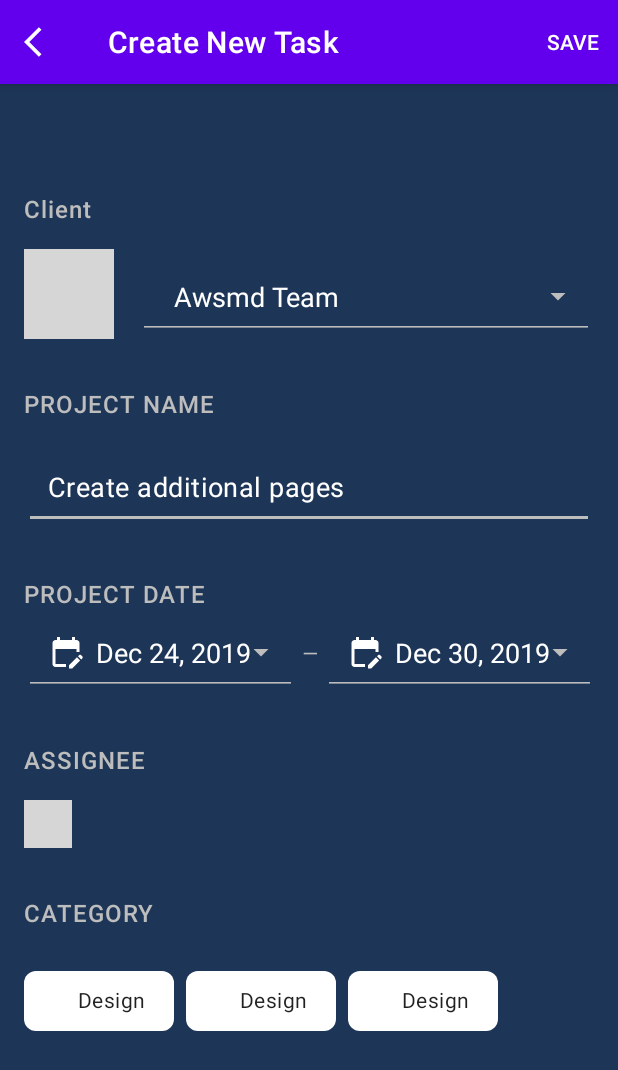
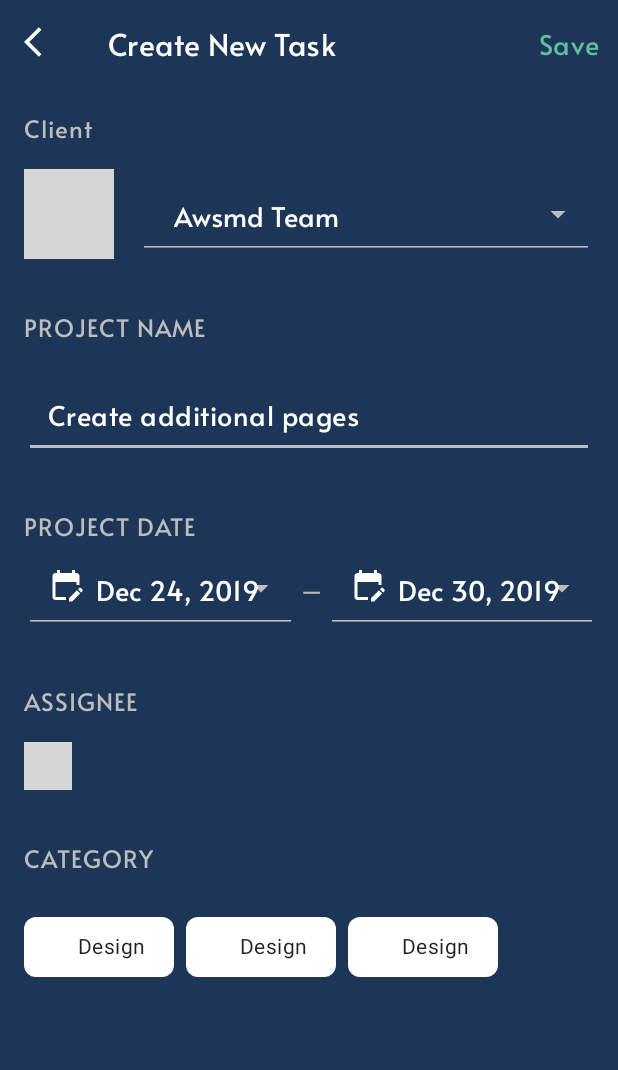
Before and after one commit to yan-naing-phyo/padc-android-custom-view-assignment, an Android app: the CreateTaskActivity screen opened directly, with no data from a screen before it, on a phone screen of 412 x 824 dp. Shown: the top 1070 px of the screen. Run offline under Robolectric (Android 15) with nearby library versions, the phone set to English and light mode, and no system bars; our stand-ins replace CircleImageView, RxJava; 4 statements that could not run were skipped; grey boxes are pictures that could not be loaded.

Commit message:
Update themes.xml

```diff
--- a/app/src/main/res/values/themes.xml
+++ b/app/src/main/res/values/themes.xml
@@ -1,6 +1,6 @@
 <resources xmlns:tools="http://schemas.android.com/tools">
     <!-- Base application theme. -->
-    <style name="Theme.PADCCustomViewAssignment" parent="Theme.MaterialComponents.DayNight.DarkActionBar">
+    <style name="Theme.PADCCustomViewAssignment" parent="Theme.MaterialComponents.DayNight.NoActionBar">
         <!-- Primary brand color. -->
         <item name="colorPrimary">@color/purple_500</item>
         <item name="colorPrimaryVariant">@color/purple_700</item>
@@ -11,6 +11,10 @@
         <item name="colorOnSecondary">@color/black</item>
         <!-- Status bar color. -->
         <item name="android:statusBarColor">?attr/colorPrimaryVariant</item>
-        <!-- Customize your theme here. -->
+        <item name="fontFamily">@font/alata</item>
+
+        <item name="bottomSheetDialogTheme">@style/AppBottomSheetDialogTheme</item>
+        <item name="actionMenuTextColor">@color/colorAccent</item>
+        <item name="actionMenuTextAppearance">@style/TextAppearance.App.BodyMedium</item>
     </style>
 </resources>
```
